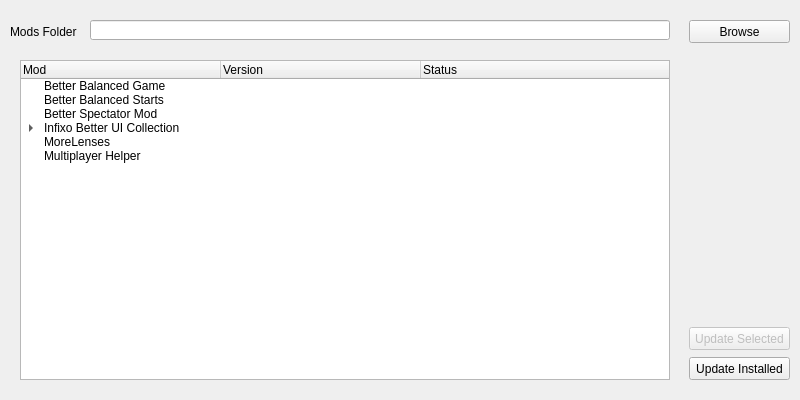
Above: gui/mainwindow.ui from EngAhmedWaleed/cpl-mm before the change. Below: the same form after it.
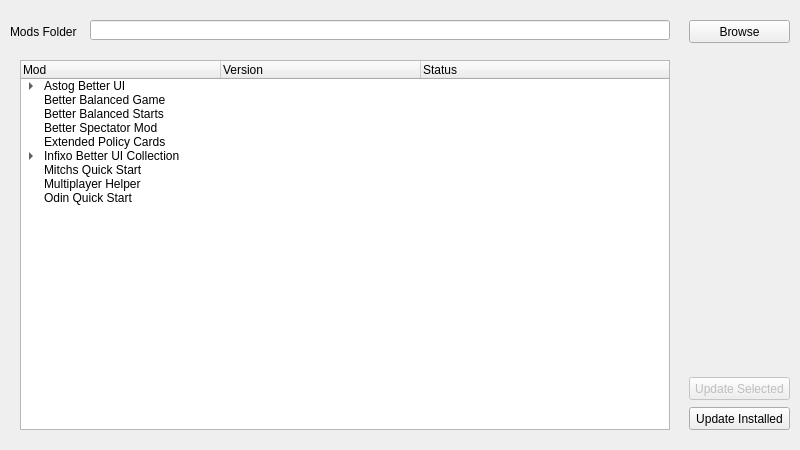
That is the form after the change.

Patch:
```diff
--- a/gui/mainwindow.ui
+++ b/gui/mainwindow.ui
@@ -7,19 +7,19 @@
                 <x>0</x>
                 <y>0</y>
                 <width>800</width>
-                <height>400</height>
+                <height>450</height>
             </rect>
         </property>
         <property name="minimumSize">
             <size>
                 <width>800</width>
-                <height>400</height>
+                <height>450</height>
             </size>
         </property>
         <property name="maximumSize">
             <size>
                 <width>800</width>
-                <height>400</height>
+                <height>450</height>
             </size>
         </property>
         <property name="windowTitle">
@@ -80,7 +80,7 @@
                         <x>20</x>
                         <y>60</y>
                         <width>650</width>
-                        <height>320</height>
+                        <height>370</height>
                     </rect>
                 </property>
                 <property name="alternatingRowColors">
@@ -146,6 +146,41 @@
                         <string>Status</string>
                     </property>
                 </column>
+                <item>
+                    <property name="text">
+                        <string>Astog Better UI</string>
+                    </property>
+                    <property name="toolTip">
+                        <string>Quality of life UI collection.</string>
+                    </property>
+                    <property name="flags">
+                        <set>ItemIsDragEnabled|ItemIsDropEnabled|ItemIsUserCheckable|ItemIsEnabled</set>
+                    </property>
+                    <item>
+                        <property name="text">
+                            <string>Better Espionage Screen</string>
+                        </property>
+                        <property name="toolTip">
+                            <string>Improves the espionage screen. Adds filters, side screens, etc.</string>
+                        </property>
+                    </item>
+                    <item>
+                        <property name="text">
+                            <string>Better Trade Screen</string>
+                        </property>
+                        <property name="toolTip">
+                            <string>Adds sort options, filters and generally improves the trade screen.</string>
+                        </property>
+                    </item>
+                    <item>
+                        <property name="text">
+                            <string>More Lenses</string>
+                        </property>
+                        <property name="toolTip">
+                            <string>Adds many new lenses to the game for builder, resource, city overlap, etc.</string>
+                        </property>
+                    </item>
+                </item>
                 <item>
                     <property name="text">
                         <string>Better Balanced Game</string>
@@ -179,6 +214,14 @@
                         <string/>
                     </property>
                 </item>
+                <item>
+                    <property name="text">
+                        <string>Extended Policy Cards</string>
+                    </property>
+                    <property name="toolTip">
+                        <string>Extends the Policy Cards to display all the relevant effects of selecting each.</string>
+                    </property>
+                </item>
                 <item>
                     <property name="text">
                         <string>Infixo Better UI Collection</string>
@@ -513,19 +556,10 @@
                 </item>
                 <item>
                     <property name="text">
-                        <string>MoreLenses</string>
+                        <string>Mitchs Quick Start</string>
                     </property>
                     <property name="toolTip">
-                        <string>not-support (yet)</string>
-                    </property>
-                    <property name="text">
-                        <string/>
-                    </property>
-                    <property name="text">
-                        <string/>
-                    </property>
-                    <property name="flags">
-                        <set>ItemIsDragEnabled|ItemIsDropEnabled|ItemIsUserCheckable|ItemIsEnabled</set>
+                        <string>Start with more settlers, builders and scouts.</string>
                     </property>
                 </item>
                 <item>
@@ -539,6 +573,14 @@
                         <string/>
                     </property>
                 </item>
+                <item>
+                    <property name="text">
+                        <string>Odin Quick Start</string>
+                    </property>
+                    <property name="toolTip">
+                        <string>This mod takes you straight to the main menu. (Skips intro logos)</string>
+                    </property>
+                </item>
             </widget>
             <widget class="QPushButton" name="updateButton">
                 <property name="enabled">
@@ -547,7 +589,7 @@
                 <property name="geometry">
                     <rect>
                         <x>689</x>
-                        <y>357</y>
+                        <y>407</y>
                         <width>101</width>
                         <height>23</height>
                     </rect>
@@ -566,7 +608,7 @@
                 <property name="geometry">
                     <rect>
                         <x>689</x>
-                        <y>327</y>
+                        <y>377</y>
                         <width>101</width>
                         <height>23</height>
                     </rect>
```
Left out of the diff: 137 changed lines with no effect on the pictures.
